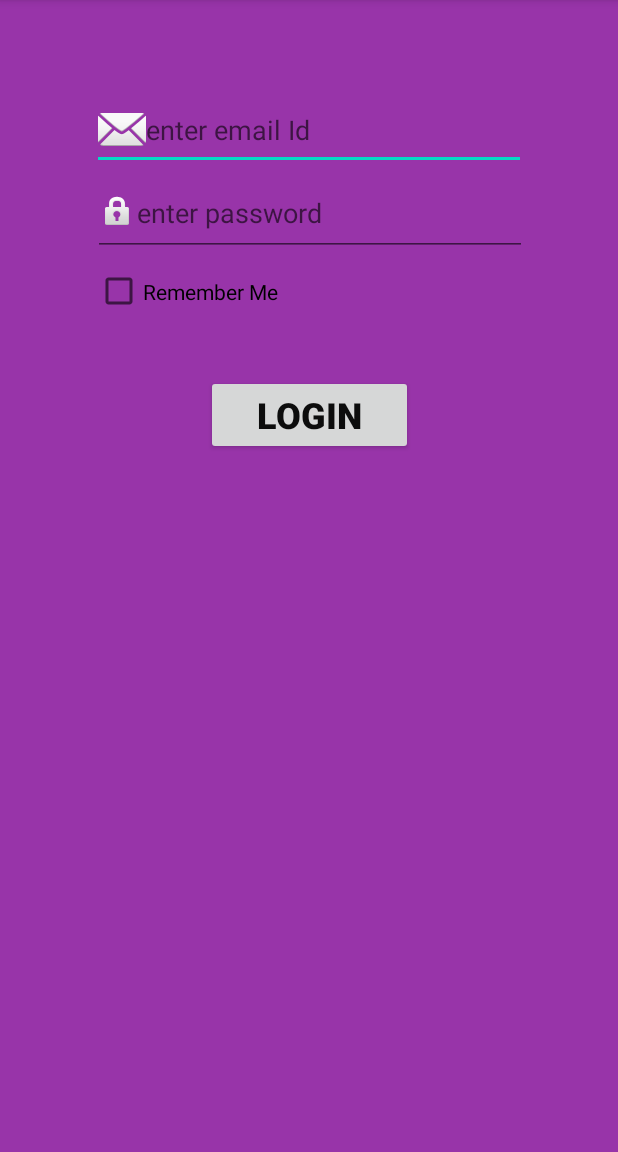
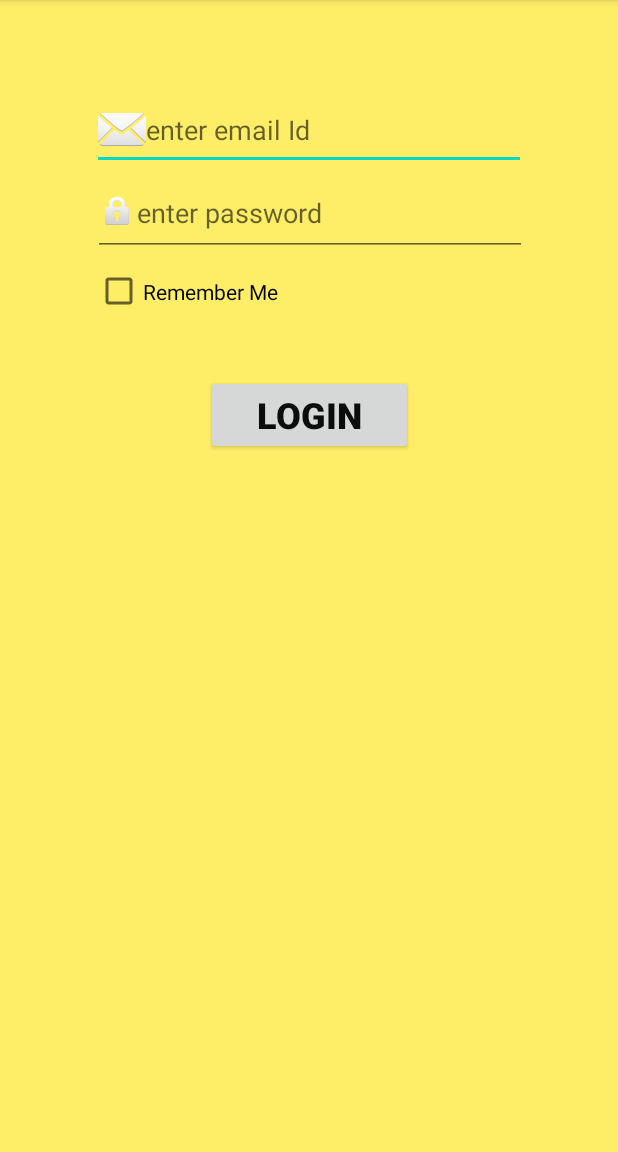
Before and after one commit to anmariyafrancis/C0775497_W2020_MAD3125_FP, an Android app: the screen it shows after launch (LoginActivity), on a phone screen of 412 x 824 dp, the part 84-1236 px from its top. Run offline under Robolectric (Android 15) with nearby library versions, the phone set to English and light mode, and no system bars.

```diff
--- a/app/src/main/res/layout/activity_login.xml
+++ b/app/src/main/res/layout/activity_login.xml
@@ -4,7 +4,7 @@
     xmlns:tools="http://schemas.android.com/tools"
     android:layout_width="match_parent"
     android:layout_height="match_parent"
-    android:background="#D0820897"
+    android:background="#C4FFEB3B"
     tools:context=".LoginActivity">
 
     <Button
@@ -51,7 +51,7 @@
         android:drawableLeft="@android:drawable/ic_lock_idle_lock"
         android:ems="10"
         android:hint="enter password"
-        android:inputType="textPersonName"
+        android:inputType="textPassword"
         app:layout_constraintEnd_toEndOf="parent"
         app:layout_constraintHorizontal_bias="0.504"
         app:layout_constraintStart_toStartOf="parent"
```
Also changed, not shown: app/src/main/java/com/example/c0775497_w2020_mad3125_fp/AddNewCustomer.java (+7 -0 lines).
